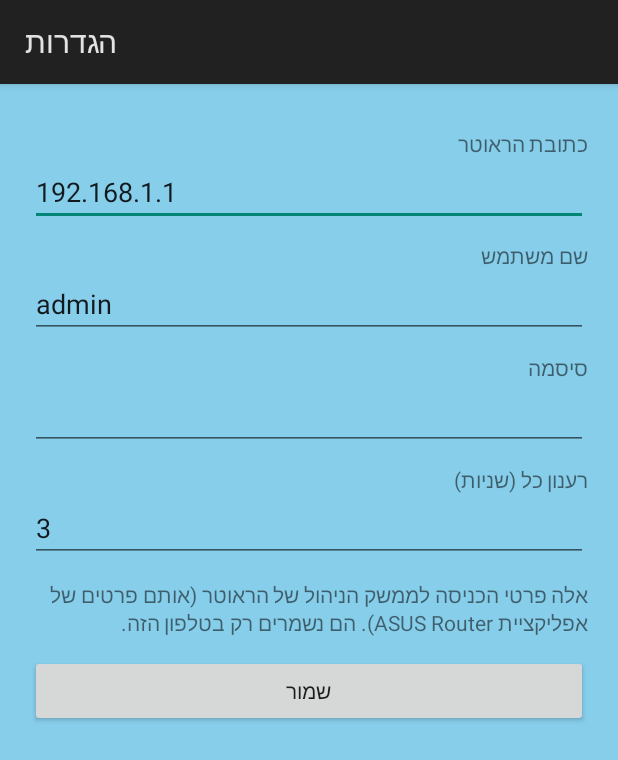
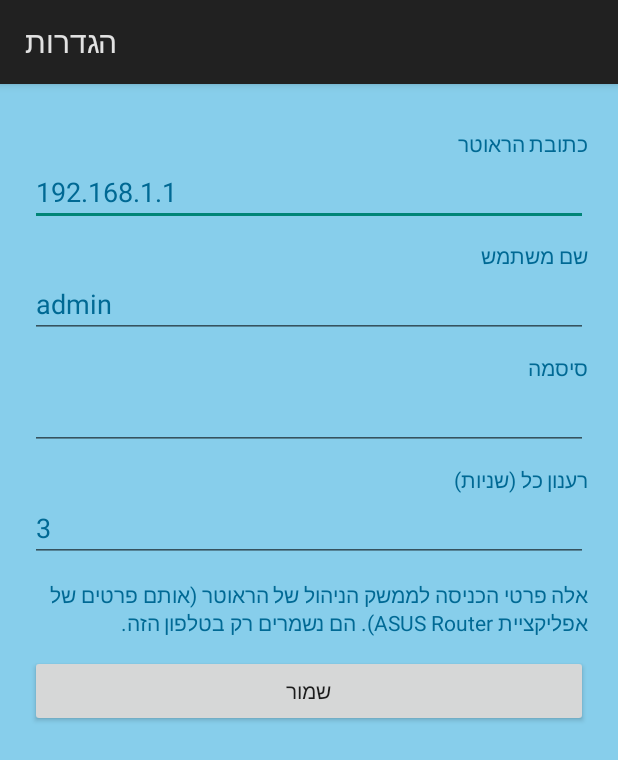
Before and after one commit to gigda/RouterMonitor, an Android app: the screen it shows after launch (SettingsActivity), on a phone screen of 412 x 824 dp. Shown: the top 760 px of the screen. Run offline under Robolectric (Android 15) with nearby library versions, the phone set to English and light mode, and no system bars.

Commit message:
Sea-blue text
Co-Authored-By: Claude Opus 5.5 <noreply@anthropic.com>
Claude-Session: https://claude.ai/code/session_01EhKuCmeBp6ah7dzcdP6d3P

```diff
--- a/app/src/main/java/com/akler/routermonitor/MainActivity.java
+++ b/app/src/main/java/com/akler/routermonitor/MainActivity.java
@@ -77,15 +77,15 @@ public class MainActivity extends Activity {
         LinearLayout card = card();
         LinearLayout totals = new LinearLayout(this);
         totals.setOrientation(LinearLayout.HORIZONTAL);
-        totalDown = bigNumber("#1565C0");
-        totalUp = bigNumber("#2E7D32");
+        totalDown = bigNumber("#006994");
+        totalUp = bigNumber("#006994");
         totals.addView(column("הורדה ↓", totalDown), new LinearLayout.LayoutParams(0, -2, 1));
         totals.addView(column("העלאה ↑", totalUp), new LinearLayout.LayoutParams(0, -2, 1));
         card.addView(totals);
-        countText = text(15, "#333333", true);
+        countText = text(15, "#006994", true);
         countText.setPadding(0, dp(8), 0, 0);
         card.addView(countText);
-        statusText = text(12, "#777777", false);
+        statusText = text(12, "#006994", false);
         card.addView(statusText);
         root.addView(card);
 
@@ -211,7 +211,7 @@ public class MainActivity extends Activity {
                     devicesTime = System.currentTimeMillis();
                 }
                 updateRates(ft);
-                statusText.setTextColor(Color.parseColor("#777777"));
+                statusText.setTextColor(Color.parseColor("#006994"));
                 String time = new SimpleDateFormat("HH:mm:ss", Locale.getDefault()).format(new Date());
                 statusText.setText(trafficAvailable
                         ? "עודכן " + time
@@ -281,10 +281,10 @@ public class MainActivity extends Activity {
 
         LinearLayout left = new LinearLayout(this);
         left.setOrientation(LinearLayout.VERTICAL);
-        TextView name = text(16, "#111111", true);
+        TextView name = text(16, "#006994", true);
         name.setText(nameOf(mac));
         left.addView(name);
-        TextView sub = text(12, "#777777", false);
+        TextView sub = text(12, "#006994", false);
         sub.setText((d != null && !d.ip.isEmpty() ? d.ip + " · " : "") + connection(d));
         sub.setTextDirection(View.TEXT_DIRECTION_RTL);
         left.addView(sub);
@@ -293,9 +293,9 @@ public class MainActivity extends Activity {
         LinearLayout right = new LinearLayout(this);
         right.setOrientation(LinearLayout.VERTICAL);
         right.setGravity(Gravity.END);
-        TextView dn = text(14, "#1565C0", r != null && r[0] > 1_000_000);
+        TextView dn = text(14, "#006994", r != null && r[0] > 1_000_000);
         dn.setText("↓ " + (r == null ? "—" : formatRate(r[0])));
-        TextView upv = text(14, "#2E7D32", r != null && r[1] > 1_000_000);
+        TextView upv = text(14, "#006994", r != null && r[1] > 1_000_000);
         upv.setText("↑ " + (r == null ? "—" : formatRate(r[1])));
         right.addView(dn);
         right.addView(upv);
@@ -375,7 +375,7 @@ public class MainActivity extends Activity {
     private LinearLayout column(String label, TextView value) {
         LinearLayout c = new LinearLayout(this);
         c.setOrientation(LinearLayout.VERTICAL);
-        TextView l = text(13, "#555555", false);
+        TextView l = text(13, "#006994", false);
         l.setText(label);
         c.addView(l);
         c.addView(value);
--- a/app/src/main/java/com/akler/routermonitor/SettingsActivity.java
+++ b/app/src/main/java/com/akler/routermonitor/SettingsActivity.java
@@ -41,6 +41,7 @@ public class SettingsActivity extends Activity {
 
         TextView note = new TextView(this);
         note.setText("אלה פרטי הכניסה לממשק הניהול של הראוטר (אותם פרטים של אפליקציית ASUS Router). הם נשמרים רק בטלפון הזה.");
+        note.setTextColor(android.graphics.Color.parseColor("#006994"));
         note.setPadding(0, dp(12), 0, dp(12));
         root.addView(note);
 
@@ -84,12 +85,14 @@ public class SettingsActivity extends Activity {
     private EditText field(LinearLayout root, String label, String value, int type) {
         TextView l = new TextView(this);
         l.setText(label);
+        l.setTextColor(android.graphics.Color.parseColor("#006994"));
         l.setTextSize(TypedValue.COMPLEX_UNIT_SP, 14);
         l.setPadding(0, dp(10), 0, 0);
         root.addView(l);
         EditText e = new EditText(this);
         e.setInputType(type);
         e.setText(value);
+        e.setTextColor(android.graphics.Color.parseColor("#006994"));
         e.setSingleLine(true);
         e.setTextDirection(View.TEXT_DIRECTION_LTR);
         root.addView(e);
```
